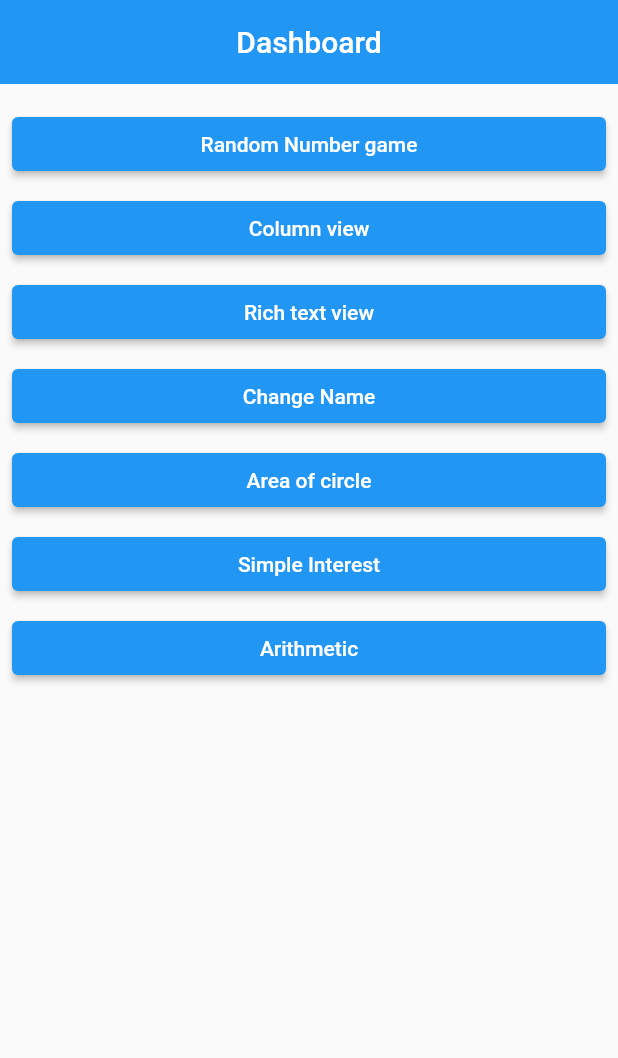
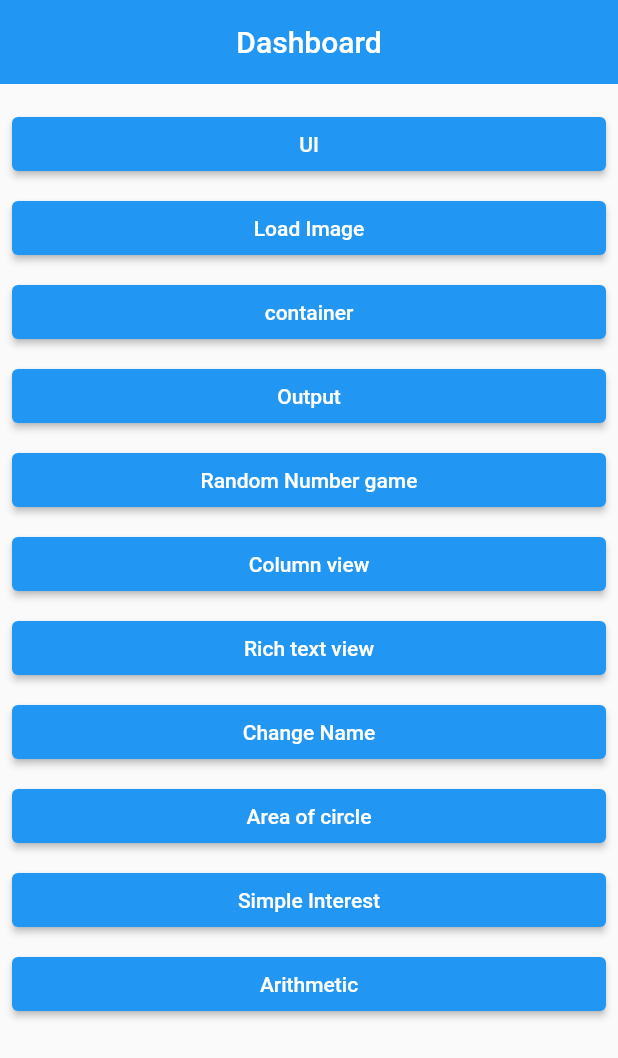
Before and after one commit to aditi002/flutter-lab-classworks, a Flutter app: the screen it shows after launch, on a phone screen of 412 x 824 dp. Shown: the top 1058 px of the screen. Run offline on Flutter 3.47's test engine with Material 2 defaults, Android fonts, the phone set to English and light mode, and no system bars.

Commit message:
some updates

```diff
--- a/lib/app.dart
+++ b/lib/app.dart
@@ -1,20 +1,20 @@
 import 'package:flutter/material.dart';
-import 'package:flutter_lab/model/area_of_circle.dart';
-import 'package:flutter_lab/model/arithmetic.dart';
 import 'package:flutter_lab/view/area_view.dart';
 import 'package:flutter_lab/view/arithmetic_view.dart';
 import 'package:flutter_lab/view/column_view.dart';
+import 'package:flutter_lab/view/container_view.dart';
+import 'package:flutter_lab/view/loadimage_view.dart';
 import 'package:flutter_lab/view/name_view.dart';
 import 'package:flutter_lab/view/number_view.dart';
-import 'package:flutter_lab/view/si_view.dart';
-
+import 'package:flutter_lab/view/output_view.dart';
+import 'package:flutter_lab/view/ui_view.dart';
 
 import 'view/dashboard.dart';
 import 'view/richText_view.dart';
 
 
 class App extends StatelessWidget {
-   App({super.key});
+   const App({super.key});
 
   @override
   Widget build(BuildContext context) {
@@ -22,14 +22,19 @@ class App extends StatelessWidget {
       debugShowCheckedModeBanner: false,
       initialRoute: '/',
       routes: {
-        '/': (context)=> Dashboard(),
-        '/arithmeticRoute':(context)=> ArithmeticView(),
+        '/': (context)=> const Dashboard(),
+        '/arithmeticRoute':(context)=> const ArithmeticView(),
         //'/siRoute': (context) =>  SiView(),
-        '/areaRoute': (context) => AreaView(),
-        '/nameRoute':(context) => NameView(),
-        '/richtextRoute':(context) => RichText_view(),
-        '/columnRoute':(context) => Column_view(),
-        '/numberRoute' : (context) => Number_view(),
+        '/areaRoute': (context) => const AreaView(),
+        '/nameRoute':(context) => const NameView(),
+        '/richtextRoute':(context) => const RichText_view(),
+        '/columnRoute':(context) => const Column_view(),
+        '/numberRoute' : (context) => const Number_view(),
+        '/outputRoute' : (context) => const OutputView(),
+        '/containerRoute': (context) => const ContainerView(),
+        '/loadimageRoute': (context) => const loadImageView(),
+        '/uiRoute':(context) => const ui_view(),
+
 
       },
     );
--- a/lib/view/arithmetic_view.dart
+++ b/lib/view/arithmetic_view.dart
@@ -38,6 +38,11 @@ class _ArithmeticViewState extends State<ArithmeticView> {
         int.parse(secondController.text),
       );
     });
+    Navigator.pushNamed(
+    context,
+    'outputRoute',
+    arguments: result
+  );
   }
   // void sub(){
   //   arithmetic = Arithmetic();
--- a/lib/view/dashboard.dart
+++ b/lib/view/dashboard.dart
@@ -1,7 +1,4 @@
 import 'package:flutter/material.dart';
-import 'package:flutter/src/widgets/framework.dart';
-import 'package:flutter/src/widgets/placeholder.dart';
-import 'package:flutter_lab/app.dart';
 
 class Dashboard extends StatelessWidget {
   const Dashboard({super.key});
@@ -19,6 +16,40 @@ class Dashboard extends StatelessWidget {
         child: Column(
           crossAxisAlignment: CrossAxisAlignment.stretch,
           children: [
+            //ui
+            const SizedBox(height: 8),
+            ElevatedButton(
+              onPressed: () {
+
+              Navigator.pushNamed(context, '/uiRoute');
+              },
+              child: const Text('UI'),
+            ),
+            //image
+            const SizedBox(height: 8),
+            ElevatedButton(
+              onPressed: () {
+
+              Navigator.pushNamed(context, '/loadimageRoute');
+              },
+              child: const Text('Load Image'),
+            ),
+            const SizedBox(height: 8),
+            ElevatedButton(
+              onPressed: () {
+
+              Navigator.pushNamed(context, '/containerRoute');
+              },
+              child: const Text('container'),
+            ),
+            const SizedBox(height: 8),
+            ElevatedButton(
+              onPressed: () {
+
+              Navigator.pushNamed(context, '/outputRoute');
+              },
+              child: const Text('Output'),
+            ),
             //number generator
             const SizedBox(height: 8),
             ElevatedButton(
@@ -75,6 +106,8 @@ class Dashboard extends StatelessWidget {
               },
               child: const Text('Arithmetic'),
             ),
+
+
           ],
         ),
       ),
--- a/pubspec.yaml
+++ b/pubspec.yaml
@@ -59,9 +59,9 @@ flutter:
   uses-material-design: true
 
   # To add assets to your application, add an assets section, like this:
-  # assets:
-  #   - images/a_dot_burr.jpeg
-  #   - images/a_dot_ham.jpeg
+  assets:
+    - assets/images/
+
 
   # An image asset can refer to one or more resolution-specific "variants", see
   # https://flutter.dev/assets-and-images/#resolution-aware
```
Also changed, not shown: lib/view/container_view.dart (added, +48 -0 lines), lib/view/loadimage_view.dart (added, +43 -0 lines), lib/view/output_view.dart (added, +42 -0 lines), lib/view/ui_view.dart (added, +82 -0 lines), assets/images/nepal.jpg (added).
